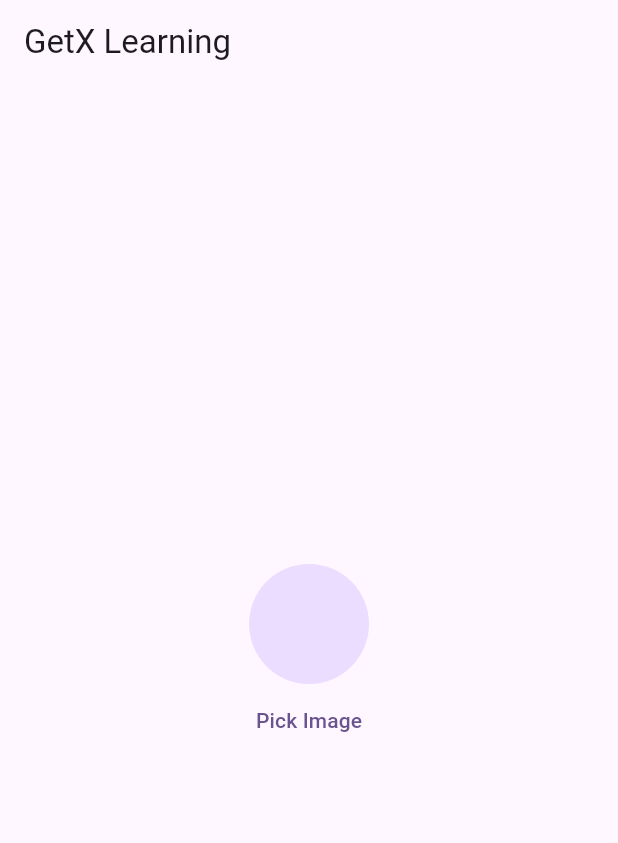
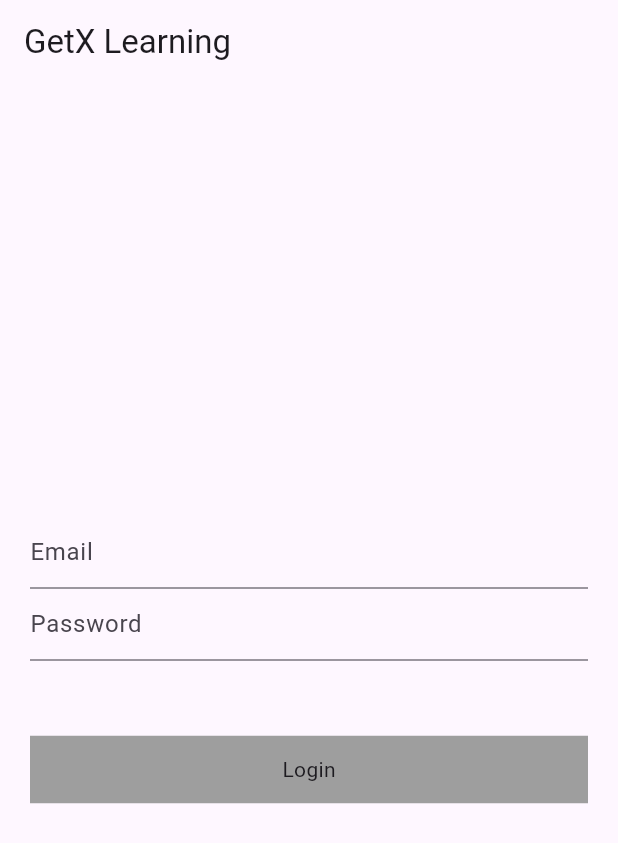
Before and after one commit to ammarabid29/Flutter-GetX, a Flutter app: the screen it shows after launch, on a phone screen of 412 x 824 dp. Shown: the top 843 px of the screen. Run offline on Flutter 3.47's test engine with Material 3 defaults, Android fonts, the phone set to English and light mode, and no system bars; our stand-ins replace get.

Commit message:
GetX Login with Api

```diff
--- a/lib/home_screen.dart
+++ b/lib/home_screen.dart
@@ -1,7 +1,5 @@
-import 'dart:io';
-
 import 'package:flutter/material.dart';
-import 'package:flutter_getx/image_picker_controller.dart';
+import 'package:flutter_getx/login_controller.dart';
 import 'package:get/get.dart';
 
 class HomeScreen extends StatefulWidget {
@@ -12,8 +10,8 @@ class HomeScreen extends StatefulWidget {
 }
 
 class _HomeScreenState extends State<HomeScreen> {
-  ImagePickerController imagePickerController = Get.put(
-    ImagePickerController(),
+  LoginController loginController = Get.put(
+    LoginController(),
   );
 
   @override
@@ -22,25 +20,36 @@ class _HomeScreenState extends State<HomeScreen> {
       appBar: AppBar(
         title: const Text("GetX Learning"),
       ),
-      body: Obx(
-        () => Column(
+      body: Padding(
+        padding: const EdgeInsets.symmetric(horizontal: 20.0),
+        child: Column(
           mainAxisAlignment: MainAxisAlignment.center,
           crossAxisAlignment: CrossAxisAlignment.center,
           children: [
-            Center(
-              child: CircleAvatar(
-                radius: 40,
-                backgroundImage: imagePickerController.imagePath.isNotEmpty
-                    ? FileImage(
-                        File(imagePickerController.imagePath.toString()))
-                    : null,
+            TextFormField(
+              controller: loginController.emailController.value,
+              decoration: const InputDecoration(hintText: "Email"),
+            ),
+            TextFormField(
+              controller: loginController.passwordController.value,
+              decoration: const InputDecoration(hintText: "Password"),
+            ),
+            const SizedBox(height: 50),
+            Obx(
+              () => InkWell(
+                onTap: () {
+                  loginController.loginApi();
+                },
+                child: Container(
+                  height: 45,
+                  color: Colors.grey,
+                  child: Center(
+                    child: loginController.loading.value
+                        ? const CircularProgressIndicator()
+                        : const Text("Login"),
+                  ),
+                ),
               ),
-            ),
-            TextButton(
-              onPressed: () {
-                imagePickerController.getImage();
-              },
-              child: const Text("Pick Image"),
             ),
           ],
         ),
--- a/lib/image_picker_controller.dart
+++ /dev/null
@@ -1,16 +0,0 @@
-import 'package:get/get.dart';
-import 'package:image_picker/image_picker.dart';
-
-class ImagePickerController extends GetxController {
-  RxString imagePath = "".obs;
-
-  Future getImage() async {
-    final ImagePicker picker = ImagePicker();
-
-    final image = await picker.pickImage(source: ImageSource.camera);
-
-    if (image != null) {
-      imagePath.value = image.path.toString();
-    }
-  }
-}
--- /dev/null
+++ b/lib/login_controller.dart
@@ -0,0 +1,35 @@
+import 'dart:convert';
+
+import 'package:flutter/material.dart';
+import 'package:get/get.dart';
+import 'package:http/http.dart' as http;
+
+class LoginController extends GetxController {
+  final emailController = TextEditingController().obs;
+  final passwordController = TextEditingController().obs;
+  RxBool loading = false.obs;
+
+  void loginApi() async {
+    loading.value = true;
+    try {
+      final response = await http.post(Uri.parse("https://reqres.in/api/login"),
+          body: {
+            "email": emailController.value.text,
+            "password": passwordController.value.text
+          });
+
+      var data = jsonDecode(response.body);
+
+      if (response.statusCode == 200) {
+        loading.value = false;
+        Get.snackbar("Login Successful", "Congratul ations");
+      } else {
+        loading.value = false;
+        Get.snackbar("Login Failed", data["error"]);
+      }
+    } catch (e) {
+      loading.value = false;
+      Get.snackbar("Exception", e.toString());
+    }
+  }
+}
--- a/pubspec.yaml
+++ b/pubspec.yaml
@@ -37,6 +37,7 @@ dependencies:
   cupertino_icons: ^1.0.8
   get: ^4.6.6
   image_picker: ^1.1.2
+  http: ^1.2.2
 
 dev_dependencies:
   flutter_test:
```
Also changed, not shown: pubspec.lock.
